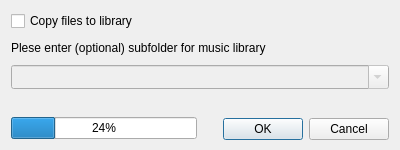
Old version of the form trunk/GUI/library/GUI_ImportFolder.ui in the repository shahid334/sayonara-player.
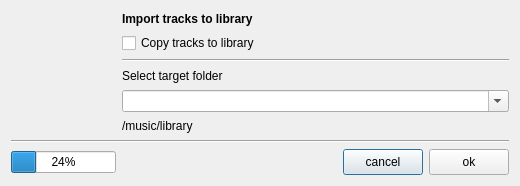
New version of the form.

The edit to the form file:
```diff
--- a/trunk/GUI/library/GUI_ImportFolder.ui
+++ b/trunk/GUI/library/GUI_ImportFolder.ui
@@ -1,117 +1,187 @@
 <?xml version="1.0" encoding="UTF-8"?>
 <ui version="4.0">
  <class>ImportFolder</class>
- <widget class="QWidget" name="ImportFolder">
+ <widget class="QDialog" name="ImportFolder">
   <property name="geometry">
    <rect>
     <x>0</x>
     <y>0</y>
-    <width>400</width>
-    <height>150</height>
+    <width>520</width>
+    <height>186</height>
    </rect>
   </property>
-  <property name="minimumSize">
-   <size>
-    <width>400</width>
-    <height>120</height>
-   </size>
-  </property>
-  <property name="maximumSize">
-   <size>
-    <width>400</width>
-    <height>150</height>
-   </size>
-  </property>
   <property name="windowTitle">
    <string>Form</string>
   </property>
   <layout class="QGridLayout" name="gridLayout">
-   <property name="verticalSpacing">
-    <number>10</number>
-   </property>
-   <item row="4" column="0" colspan="2">
-    <widget class="QLabel" name="lab_full_path">
+   <item row="0" column="0" rowspan="5">
+    <widget class="QLabel" name="lab_img">
      <property name="minimumSize">
       <size>
-       <width>380</width>
-       <height>10</height>
+       <width>100</width>
+       <height>100</height>
       </size>
      </property>
      <property name="maximumSize">
       <size>
-       <width>400</width>
-       <height>30</height>
+       <width>100</width>
+       <height>100</height>
+      </size>
+     </property>
+     <property name="sizeIncrement">
+      <size>
+       <width>0</width>
+       <height>0</height>
+      </size>
+     </property>
+     <property name="baseSize">
+      <size>
+       <width>0</width>
+       <height>0</height>
       </size>
      </property>
      <property name="text">
       <string/>
      </property>
-    </widget>
-   </item>
-   <item row="2" column="0" colspan="2">
-    <widget class="QComboBox" name="comB_proposed_artists">
-     <property name="enabled">
+     <property name="scaledContents">
       <bool>false</bool>
      </property>
-     <property name="minimumSize">
-      <size>
-       <width>0</width>
-       <height>24</height>
-      </size>
-     </property>
-     <property name="editable">
-      <bool>true</bool>
-     </property>
-     <property name="maxVisibleItems">
-      <number>10</number>
-     </property>
-     <property name="minimumContentsLength">
-      <number>0</number>
-     </property>
-     <property name="iconSize">
-      <size>
-       <width>16</width>
-       <height>16</height>
-      </size>
-     </property>
-     <property name="frame">
-      <bool>true</bool>
-     </property>
     </widget>
    </item>
-   <item row="5" column="1">
-    <widget class="QDialogButtonBox" name="bb_ok_cancel">
-     <property name="minimumSize">
-      <size>
-       <width>0</width>
-       <height>24</height>
-      </size>
-     </property>
-     <property name="standardButtons">
-      <set>QDialogButtonBox::Cancel|QDialogButtonBox::Ok</set>
-     </property>
-    </widget>
-   </item>
-   <item row="1" column="0" colspan="2">
+   <item row="0" column="1" colspan="2">
     <widget class="QLabel" name="label">
+     <property name="font">
+      <font>
+       <weight>75</weight>
+       <bold>true</bold>
+      </font>
+     </property>
      <property name="text">
-      <string>Plese enter (optional) subfolder for music library</string>
+      <string>Import tracks to library</string>
      </property>
     </widget>
    </item>
-   <item row="5" column="0">
+   <item row="1" column="1" colspan="2">
+    <widget class="QCheckBox" name="cb_copy2lib">
+     <property name="text">
+      <string>Copy tracks to library</string>
+     </property>
+    </widget>
+   </item>
+   <item row="2" column="1" colspan="2">
+    <widget class="Line" name="line_2">
+     <property name="orientation">
+      <enum>Qt::Horizontal</enum>
+     </property>
+    </widget>
+   </item>
+   <item row="3" column="1" colspan="2">
+    <widget class="QLabel" name="lab_target_info">
+     <property name="text">
+      <string>Select target folder</string>
+     </property>
+    </widget>
+   </item>
+   <item row="4" column="1" colspan="2">
+    <widget class="QComboBox" name="combo_folders">
+     <property name="sizePolicy">
+      <sizepolicy hsizetype="Preferred" vsizetype="Preferred">
+       <horstretch>0</horstretch>
+       <verstretch>0</verstretch>
+      </sizepolicy>
+     </property>
+     <property name="minimumSize">
+      <size>
+       <width>0</width>
+       <height>0</height>
+      </size>
+     </property>
+     <property name="maximumSize">
+      <size>
+       <width>16777215</width>
+       <height>25</height>
+      </size>
+     </property>
+     <property name="editable">
+      <bool>true</bool>
+     </property>
+    </widget>
+   </item>
+   <item row="5" column="1" colspan="2">
+    <widget class="QLabel" name="lab_target_path">
+     <property name="text">
+      <string>/music/library</string>
+     </property>
+    </widget>
+   </item>
+   <item row="6" column="0" colspan="3">
+    <widget class="Line" name="line">
+     <property name="orientation">
+      <enum>Qt::Horizontal</enum>
+     </property>
+    </widget>
+   </item>
+   <item row="7" column="0">
     <widget class="QProgressBar" name="pb_progress">
+     <property name="sizePolicy">
+      <sizepolicy hsizetype="Minimum" vsizetype="Fixed">
+       <horstretch>0</horstretch>
+       <verstretch>0</verstretch>
+      </sizepolicy>
+     </property>
+     <property name="minimumSize">
+      <size>
+       <width>105</width>
+       <height>0</height>
+      </size>
+     </property>
      <property name="value">
       <number>24</number>
      </property>
     </widget>
    </item>
-   <item row="0" column="0">
-    <widget class="QCheckBox" name="cb_copy">
-     <property name="text">
-      <string>Copy files to library</string>
+   <item row="7" column="1">
+    <spacer name="horizontalSpacer">
+     <property name="orientation">
+      <enum>Qt::Horizontal</enum>
      </property>
-    </widget>
+     <property name="sizeHint" stdset="0">
+      <size>
+       <width>204</width>
+       <height>26</height>
+      </size>
+     </property>
+    </spacer>
+   </item>
+   <item row="7" column="2">
+    <layout class="QHBoxLayout" name="horizontalLayout">
+     <item>
+      <widget class="QPushButton" name="btn_cancel">
+       <property name="sizePolicy">
+        <sizepolicy hsizetype="Minimum" vsizetype="Preferred">
+         <horstretch>0</horstretch>
+         <verstretch>0</verstretch>
+        </sizepolicy>
+       </property>
+       <property name="text">
+        <string>cancel</string>
+       </property>
+      </widget>
+     </item>
+     <item>
+      <widget class="QPushButton" name="btn_ok">
+       <property name="sizePolicy">
+        <sizepolicy hsizetype="Minimum" vsizetype="Preferred">
+         <horstretch>0</horstretch>
+         <verstretch>0</verstretch>
+        </sizepolicy>
+       </property>
+       <property name="text">
+        <string>ok</string>
+       </property>
+      </widget>
+     </item>
+    </layout>
    </item>
   </layout>
  </widget>
```
Left out of the diff: 21 changed lines with no effect on the pictures.
